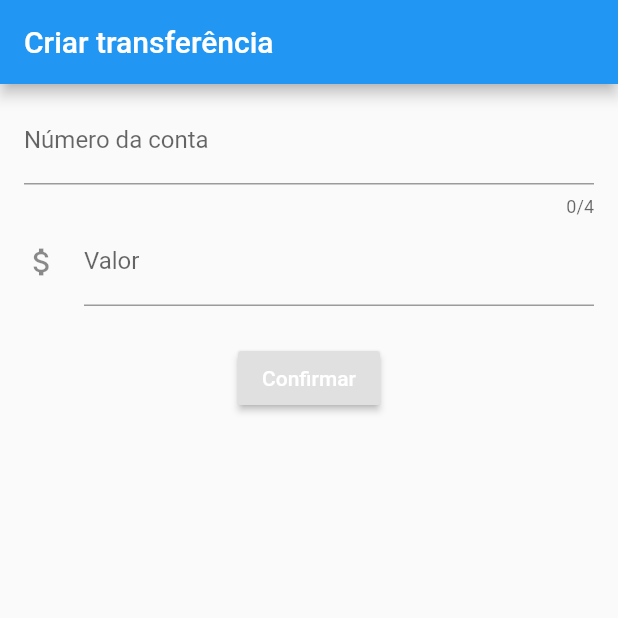
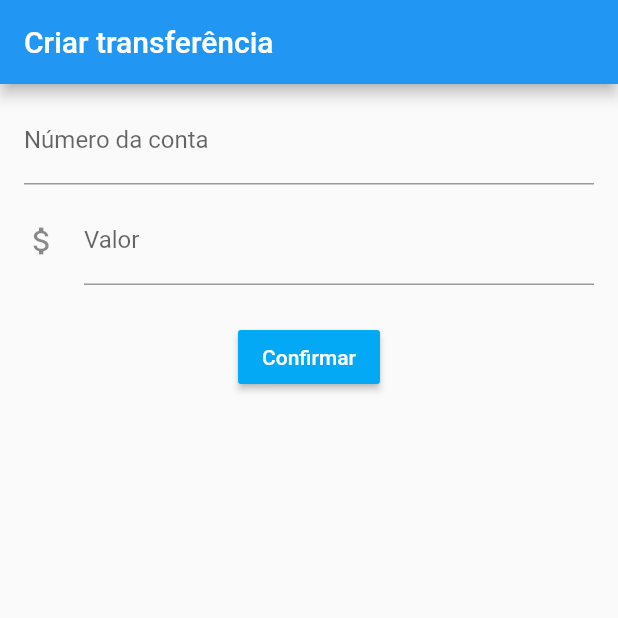
Before and after one commit to ChefMontoni/alura-bytebank, a Flutter app: the screen it shows after launch, after a tap on "Confirmar", on a phone screen of 412 x 824 dp, the top half of it. Run offline on Flutter 3.47's test engine with Material 2 defaults, Android fonts, the phone set to English and light mode, and no system bars.

```diff
--- a/lib/main.dart
+++ b/lib/main.dart
@@ -76,49 +76,65 @@ class TransferForm extends StatelessWidget {
       ),
       body: Column(
         children: <Widget>[
-          Padding(
-            padding: const EdgeInsets.fromLTRB(16.0, 8.0, 16.0, 0.0),
-            child: TextField(
-              maxLength: 4,
-              controller: _accountNumberControlller,
-              decoration: InputDecoration(
-                labelText: 'Número da conta',
-                hintText: '0000',
-              ),
-              keyboardType: TextInputType.number,
-            ),
+          TextEditor(
+            controller: _accountNumberControlller,
+            label: 'Número da conta',
+            hint: '0000',
+          ),
+          TextEditor(
+            controller: _valueControlller,
+            icon: Icons.attach_money,
+            label: 'Valor',
+            hint: '100.00',
           ),
           Padding(
-            padding: const EdgeInsets.fromLTRB(16.0, 0.0, 16.0, 24.0),
-            child: TextField(
-              controller: _valueControlller,
-              decoration: InputDecoration(
-                icon: Icon(Icons.attach_money),
-                labelText: 'Valor',
-                hintText: '100.00',
+            padding: const EdgeInsets.all(24.0),
+            child: RaisedButton(
+              color: Colors.lightBlue,
+              onPressed: () => createTransfer(),
+              child: Text(
+                'Confirmar',
+                style: TextStyle(color: Colors.white),
               ),
-              keyboardType: TextInputType.number,
-            ),
-          ),
-          RaisedButton(
-            onPressed: () {
-              final int accountNumber =
-                  int.tryParse(_accountNumberControlller.text);
-              final double transferValue =
-                  double.tryParse(_valueControlller.text);
-
-              if (accountNumber != null && transferValue != null) {
-                final t = Transfer(transferValue, accountNumber);
-                debugPrint('$t');
-              }
-            },
-            child: Text(
-              'Confirmar',
-              style: TextStyle(color: Colors.white),
             ),
           ),
         ],
       ),
     );
   }
+
+  void createTransfer() {
+    final int accountNumber = int.tryParse(_accountNumberControlller.text);
+    final double transferValue = double.tryParse(_valueControlller.text);
+
+    if (accountNumber != null && transferValue != null) {
+      final t = Transfer(transferValue, accountNumber);
+      debugPrint('$t');
+    }
+  }
 }
+
+class TextEditor extends StatelessWidget {
+  final TextEditingController controller;
+  final String label;
+  final String hint;
+  final IconData icon;
+
+  TextEditor({this.controller, this.label, this.hint, this.icon});
+
+  @override
+  Widget build(BuildContext context) {
+    return Padding(
+      padding: const EdgeInsets.fromLTRB(16.0, 8.0, 16.0, 0.0),
+      child: TextField(
+        controller: controller,
+        decoration: InputDecoration(
+          icon: icon != null ? Icon(icon) : null,
+          labelText: label,
+          hintText: hint,
+        ),
+        keyboardType: TextInputType.number,
+      ),
+    );
+  }
+}
```
